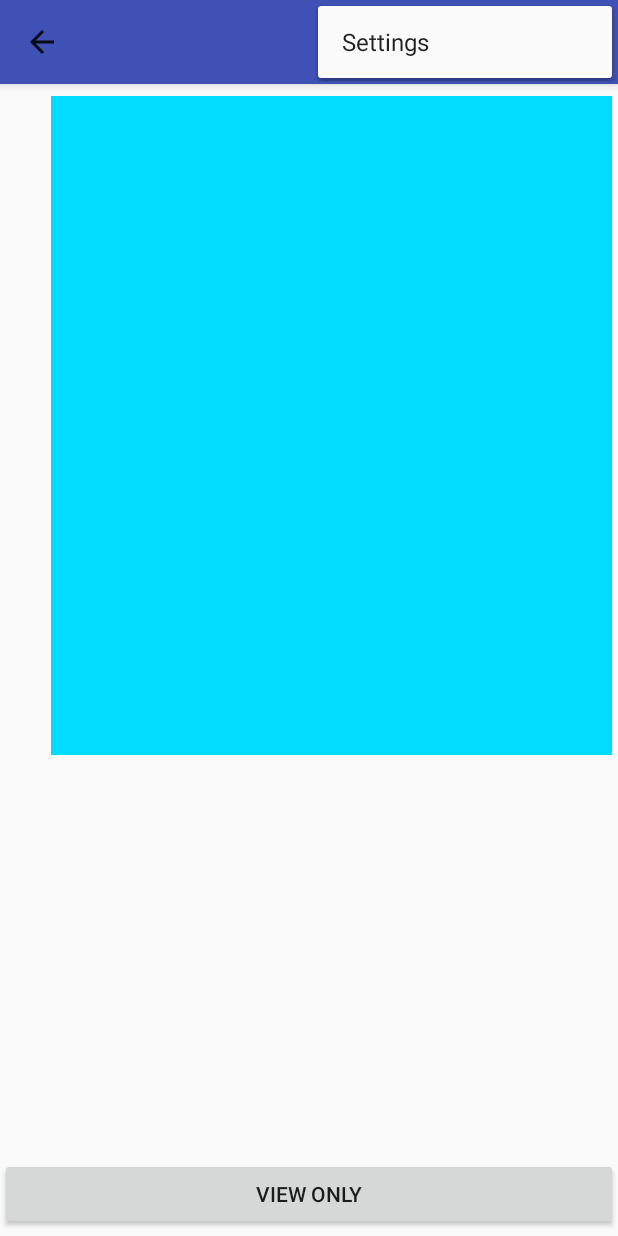
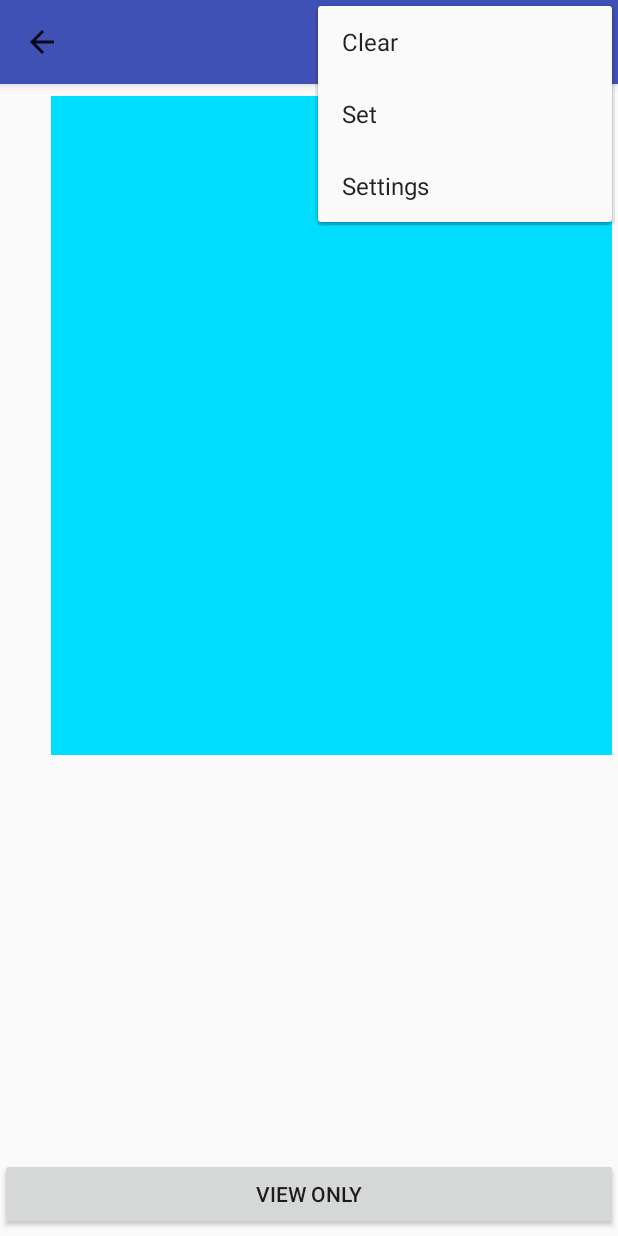
Before and after one commit to tbindseil/DrawWithFriends, an Android app: the MainActivity screen opened directly, with no data from a screen before it, with the options menu open, on a phone screen of 412 x 824 dp. Run offline under Robolectric (Android 15) with nearby library versions, the phone set to English and light mode, and no system bars.

Commit message:
added set and clear to action menu for mainactivity

```diff
--- a/app/src/main/res/menu/action_menu.xml
+++ b/app/src/main/res/menu/action_menu.xml
@@ -7,6 +7,16 @@
         app:showAsAction="ifRoom"
         android:title="@string/action_favorite" />
 
+    <item
+        android:id="@+id/action_clear"
+        app:showAsAction="never"
+        android:title="@string/action_clear" />
+
+    <item
+        android:id="@+id/action_set"
+        app:showAsAction="never"
+        android:title="@string/action_set" />
+
     <!-- Settings, should always be in the overflow -->
     <item
         android:id="@+id/action_settings"
--- a/app/src/main/res/values/strings.xml
+++ b/app/src/main/res/values/strings.xml
@@ -21,6 +21,8 @@
     </string>
 
     <string name="action_favorite">Favorite</string>
+    <string name="action_clear">Clear</string>
+    <string name="action_set">Set</string>
     <string name="action_settings">Settings</string>
     <string name="action_search">Search</string>
     <string name="action_cancel">Cancel</string>
```
Also changed, not shown: app/src/main/java/com/tj/drawwithfrineds/MainActivity.java (+16 -0 lines).
